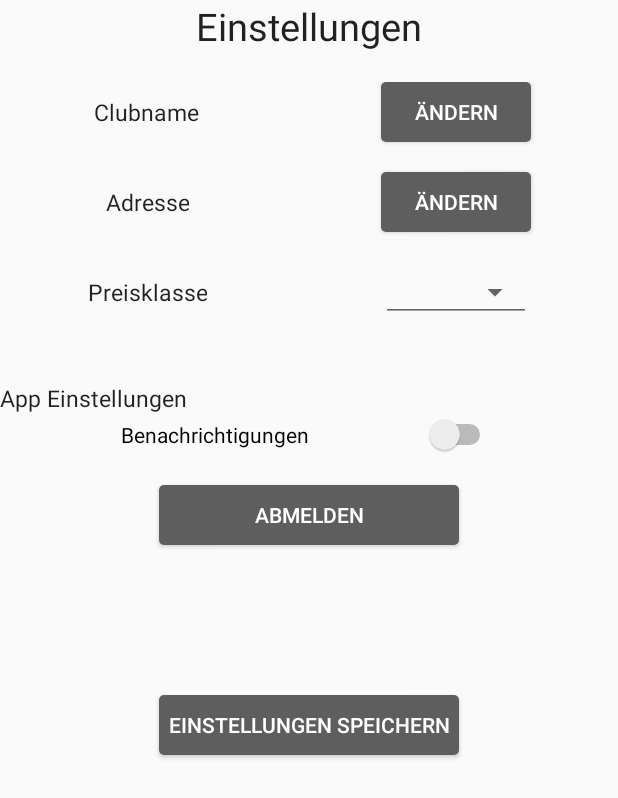
After one commit to compilationFailed/EventApp, an Android app: the layout em_settings.xml on its own in the app's theme, with its tools: preview values and no code run, on a phone screen of 412 x 824 dp. The commit adds this screen. Shown: the top 798 px of the screen. Run offline under Robolectric (Android 15) with nearby library versions, the phone set to English and light mode, and no system bars.

Commit message:
Creation of em_settings

```diff
--- /dev/null
+++ b/app/src/main/res/layout/em_settings.xml
@@ -0,0 +1,230 @@
+<?xml version="1.0" encoding="utf-8"?>
+<LinearLayout xmlns:android="http://schemas.android.com/apk/res/android"
+    android:orientation="vertical" android:layout_width="match_parent"
+    android:layout_height="match_parent">
+
+    <LinearLayout
+        android:layout_width="match_parent"
+        android:layout_height="match_parent"
+        android:orientation="vertical">
+
+        <LinearLayout
+            android:layout_width="match_parent"
+            android:layout_height="wrap_content"
+            android:orientation="vertical">
+
+            <TextView
+                android:id="@+id/textView5"
+                android:layout_width="match_parent"
+                android:layout_height="wrap_content"
+                android:gravity="center"
+                android:text="@string/settings"
+                android:textAppearance="@style/TextAppearance.AppCompat.Large"
+                android:textSize="@dimen/titelTextSize" />
+
+        </LinearLayout>
+
+        <LinearLayout
+            android:layout_width="match_parent"
+            android:layout_height="match_parent"
+            android:gravity="center|top"
+            android:orientation="vertical">
+
+            <Space
+                android:layout_width="match_parent"
+                android:layout_height="20dp" />
+
+            <LinearLayout
+                android:layout_width="match_parent"
+                android:layout_height="wrap_content"
+                android:gravity="center"
+                android:orientation="horizontal">
+
+                <LinearLayout
+                    android:layout_width="wrap_content"
+                    android:layout_height="wrap_content"
+                    android:layout_weight="0.5"
+                    android:gravity="center_horizontal"
+                    android:orientation="vertical">
+
+                    <LinearLayout
+                        android:layout_width="match_parent"
+                        android:layout_height="40dp"
+                        android:layout_weight="1"
+                        android:gravity="center"
+                        android:orientation="vertical">
+
+                        <TextView
+                            android:id="@+id/textView7"
+                            android:layout_width="wrap_content"
+                            android:layout_height="wrap_content"
+                            android:layout_weight="1"
+                            android:gravity="center"
+                            android:text="@string/defaultClubname"
+                            android:textAppearance="@style/TextAppearance.AppCompat.Body1"
+                            android:textSize="@dimen/defaultTextSize" />
+                    </LinearLayout>
+
+                    <Space
+                        android:layout_width="match_parent"
+                        android:layout_height="20dp"
+                        android:layout_weight="1" />
+
+                    <LinearLayout
+                        android:layout_width="match_parent"
+                        android:layout_height="40dp"
+                        android:layout_weight="1"
+                        android:gravity="center"
+                        android:orientation="vertical">
+
+                        <TextView
+                            android:id="@+id/textView8"
+                            android:layout_width="wrap_content"
+                            android:layout_height="wrap_content"
+                            android:layout_weight="1"
+                            android:gravity="center"
+                            android:text="@string/adress"
+                            android:textAppearance="@style/TextAppearance.AppCompat.Body1"
+                            android:textSize="@dimen/defaultTextSize" />
+
+                    </LinearLayout>
+
+                    <Space
+                        android:layout_width="match_parent"
+                        android:layout_height="20dp"
+                        android:layout_weight="1" />
+
+                    <LinearLayout
+                        android:layout_width="match_parent"
+                        android:layout_height="40dp"
+                        android:layout_weight="1"
+                        android:gravity="center"
+                        android:orientation="vertical">
+
+                        <TextView
+                            android:id="@+id/textView9"
+                            android:layout_width="wrap_content"
+                            android:layout_height="wrap_content"
+                            android:layout_weight="1"
+                            android:gravity="center"
+                            android:text="@string/priceclass"
+                            android:textAppearance="@style/TextAppearance.AppCompat.Body1"
+                            android:textSize="@dimen/defaultTextSize" />
+
+                    </LinearLayout>
+
+                </LinearLayout>
+
+                <LinearLayout
+                    android:layout_width="wrap_content"
+                    android:layout_height="wrap_content"
+                    android:layout_weight="0.5"
+                    android:gravity="center_horizontal|top"
+                    android:orientation="vertical">
+
+                    <Button
+                        android:id="@+id/button"
+                        android:layout_width="100dp"
+                        android:layout_height="40dp"
+                        android:layout_weight="1"
+                        android:background="@drawable/default_button"
+                        android:text="@string/change"
+                        android:textColor="@color/colorSecondary" />
+
+                    <Space
+                        android:layout_width="match_parent"
+                        android:layout_height="20dp"
+                        android:layout_weight="1" />
+
+                    <Button
+                        android:id="@+id/registerBtn"
+                        android:layout_width="100dp"
+                        android:layout_height="40dp"
+                        android:layout_weight="1"
+                        android:background="@drawable/default_button"
+                        android:text="@string/change"
+                        android:textColor="@color/colorSecondary" />
+
+                    <Space
+                        android:layout_width="match_parent"
+                        android:layout_height="20dp"
+                        android:layout_weight="1" />
+
+                    <Spinner
+                        android:id="@+id/partycityDropdown2"
+                        style="@android:style/Widget.Material.Spinner.Underlined"
+                        android:layout_width="100dp"
+                        android:layout_height="40dp"
+                        android:layout_weight="1" />
+
+                </LinearLayout>
+
+            </LinearLayout>
+
+            <Space
+                android:layout_width="match_parent"
+                android:layout_height="20dp" />
+
+            <Space
+                android:layout_width="match_parent"
+                android:layout_height="20dp" />
+
+            <TextView
+                android:id="@+id/textView10"
+                android:layout_width="match_parent"
+                android:layout_height="wrap_content"
+                android:text="@string/appSettings"
+                android:textAppearance="@style/TextAppearance.AppCompat.Body1"
+                android:textSize="@dimen/defaultTextSize" />
+
+            <LinearLayout
+                android:layout_width="match_parent"
+                android:layout_height="wrap_content"
+                android:gravity="center|top"
+                android:orientation="horizontal">
+
+                <LinearLayout
+                    android:layout_width="wrap_content"
+                    android:layout_height="match_parent"
+                    android:layout_weight="1"
+                    android:gravity="center"
+                    android:orientation="vertical">
+
+                    <Switch
+                        android:id="@+id/switch2"
+                        android:layout_width="250dp"
+                        android:layout_height="wrap_content"
+                        android:layout_weight="1"
+                        android:text="@string/notificationSetting" />
+
+                </LinearLayout>
+
+            </LinearLayout>
+
+            <Space
+                android:layout_width="match_parent"
+                android:layout_height="20dp" />
+
+            <Button
+                android:id="@+id/logoutBtn"
+                android:layout_width="200dp"
+                android:layout_height="40dp"
+                android:background="@drawable/default_button"
+                android:text="@string/logout"
+                android:textColor="@color/colorSecondary" />
+
+            <Space
+                android:layout_width="match_parent"
+                android:layout_height="100dp" />
+
+            <Button
+                android:id="@+id/button4"
+                android:layout_width="200dp"
+                android:layout_height="40dp"
+                android:background="@drawable/default_button"
+                android:text="@string/saveSettings"
+                android:textColor="@color/colorSecondary" />
+
+        </LinearLayout>
+    </LinearLayout>
+</LinearLayout>
--- a/app/src/main/res/values/strings.xml
+++ b/app/src/main/res/values/strings.xml
@@ -35,4 +35,9 @@
     <string name="today">Heute</string>
     <string name="tommorow">Morgen</string>
     <string name="later">Später</string>
+
+    <!--EM Views-->
+    <string name="defaultClubname">Clubname</string>
+    <string name="adress">Adresse</string>
+    <string name="priceclass">Preisklasse</string>
 </resources>
```
